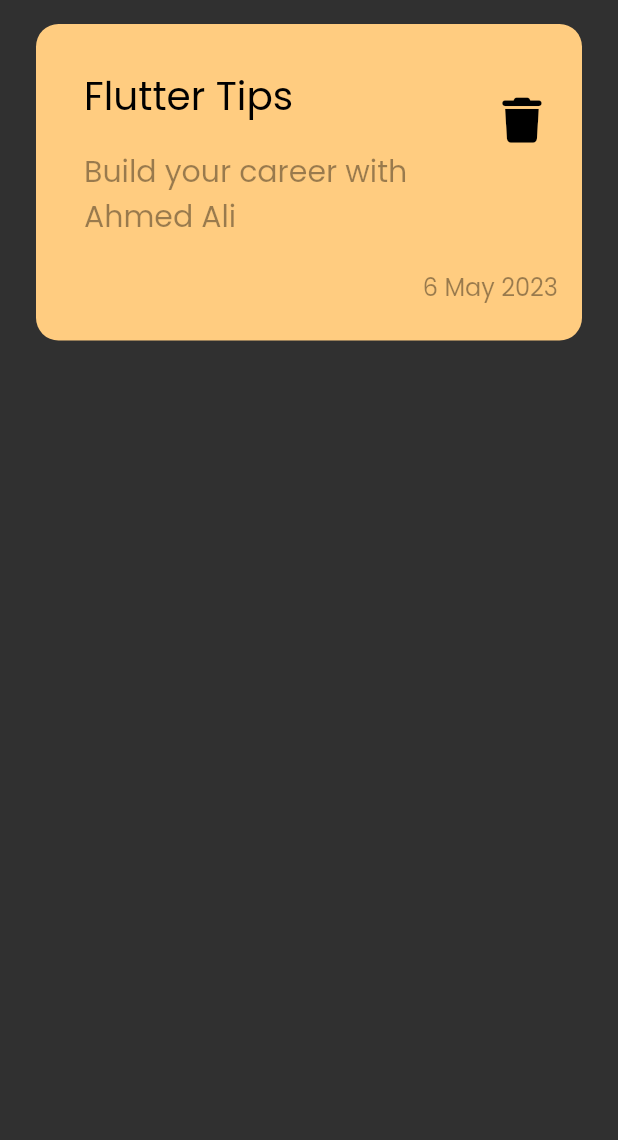
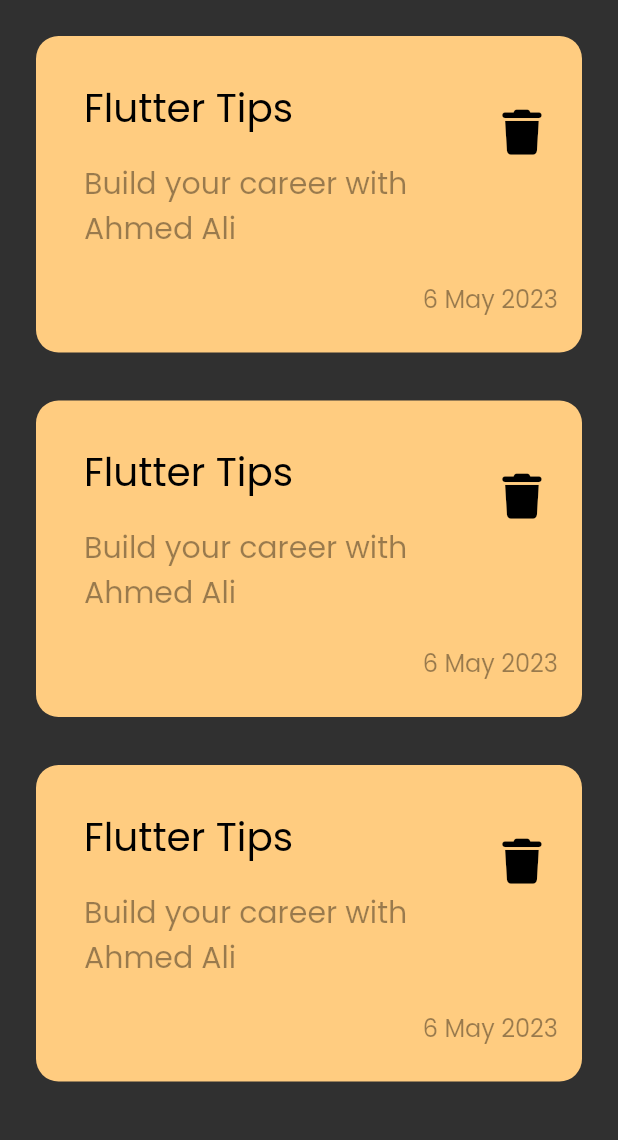
Before and after one commit to AhmedAli807/note, a Flutter app: the screen it shows after launch, on a phone screen of 412 x 824 dp, the part 96-1236 px from its top. Run offline on Flutter 3.47's test engine with Material 2 defaults, Android fonts, the phone set to English and light mode, and no system bars; our stand-ins replace font_awesome_flutter.

Commit message:
add NoteListView

```diff
--- a/lib/views/widgets/icon_search.dart
+++ b/lib/views/widgets/icon_search.dart
@@ -7,20 +7,19 @@ class IconSearch extends StatelessWidget {
 
   @override
   Widget build(BuildContext context) {
-    return IconButton(
-      onPressed: (){},
-      icon: Container(
-        height: MediaQuery.of(context).size.height*0.6,
-        width: MediaQuery.of(context).size.width*0.6,
+    return Container(
           decoration: BoxDecoration(
               color: Colors.white.withOpacity(0.05),
               borderRadius: BorderRadius.circular(5)
           ),
-        child:  Icon(
+          child:   IconButton(
+            onPressed: (){},
+            icon: const Icon(
                 Icons.search,
               size:25,
             ),
           ),
         );
+
   }
 }
--- a/lib/views/widgets/note_item.dart
+++ b/lib/views/widgets/note_item.dart
@@ -11,7 +11,7 @@ class NoteItem extends StatelessWidget {
     return Padding(
       padding: const EdgeInsets.only(top: 16.0),
       child: Container(
-        padding: EdgeInsets.only(top: 24,bottom: 24,left: 16),
+        padding: const EdgeInsets.only(top: 24,bottom: 24,left: 16),
         decoration: BoxDecoration(
             color:const Color(0xffFFCC80),
             borderRadius: BorderRadius.circular(15)
--- /dev/null
+++ b/lib/views/widgets/note_list_view.dart
@@ -0,0 +1,18 @@
+import 'package:flutter/material.dart';
+import 'package:untitled11/views/widgets/note_item.dart';
+
+class NoteListView extends StatelessWidget {
+  const NoteListView({
+    super.key,
+  });
+
+  @override
+  Widget build(BuildContext context) {
+    return Expanded(child:ListView.builder(itemBuilder: ( context, index){
+      return const Padding(
+        padding:  EdgeInsets.symmetric(vertical: 8.0),
+        child:  NoteItem(),
+      );
+    }) );
+  }
+}
--- a/lib/views/widgets/notes_screen_body.dart
+++ b/lib/views/widgets/notes_screen_body.dart
@@ -1,6 +1,6 @@
 import 'package:flutter/material.dart';
 import 'package:untitled11/views/widgets/custom_app_bar.dart';
-import 'package:untitled11/views/widgets/note_item.dart';
+import 'package:untitled11/views/widgets/note_list_view.dart';
 
 class NotesScreenBody extends StatelessWidget {
   const NotesScreenBody({Key? key}) : super(key: key);
@@ -14,8 +14,8 @@ class NotesScreenBody extends StatelessWidget {
       ),
       child: Column(
         children: const  [
-           CustomAppBar(),
-          NoteItem()
+            CustomAppBar(),
+          NoteListView()
         ],
       ),
     );
```
Lines whose indentation alone changed are shown as unchanged.
